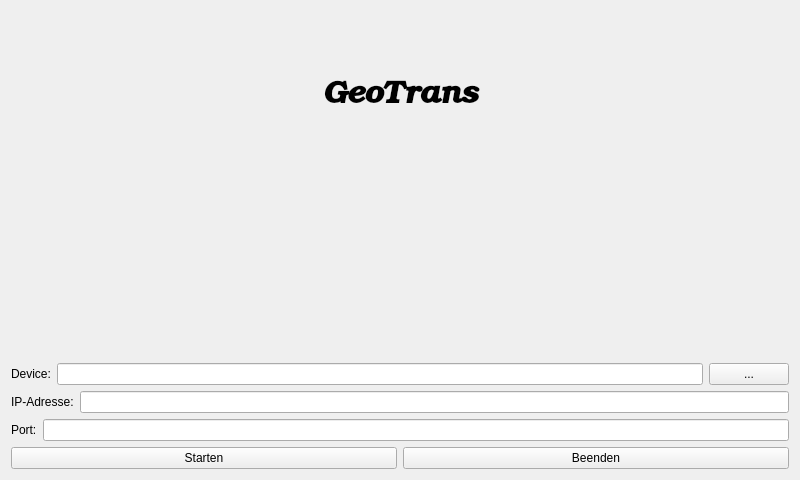
Qt form geotrans.ui (joergpauly/geotrans-megamover) before a commit.
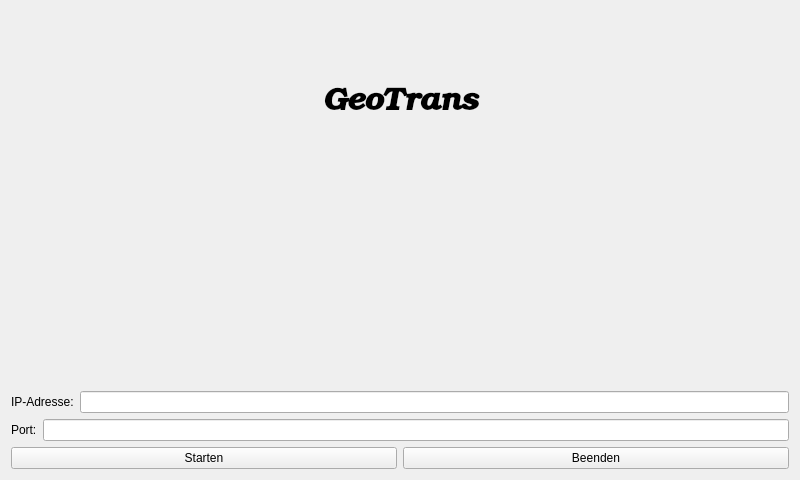
The same form after that commit.

Patch:
```diff
--- a/geotrans.ui
+++ b/geotrans.ui
@@ -41,27 +41,6 @@
       </property>
      </widget>
     </item>
-    <item>
-     <layout class="QHBoxLayout" name="horizontalLayout_4">
-      <item>
-       <widget class="QLabel" name="label_4">
-        <property name="text">
-         <string>Device:</string>
-        </property>
-       </widget>
-      </item>
-      <item>
-       <widget class="QLineEdit" name="txtDeviceName"/>
-      </item>
-      <item>
-       <widget class="QPushButton" name="pushButton">
-        <property name="text">
-         <string>...</string>
-        </property>
-       </widget>
-      </item>
-     </layout>
-    </item>
     <item>
      <layout class="QHBoxLayout" name="horizontalLayout">
       <item>
```
